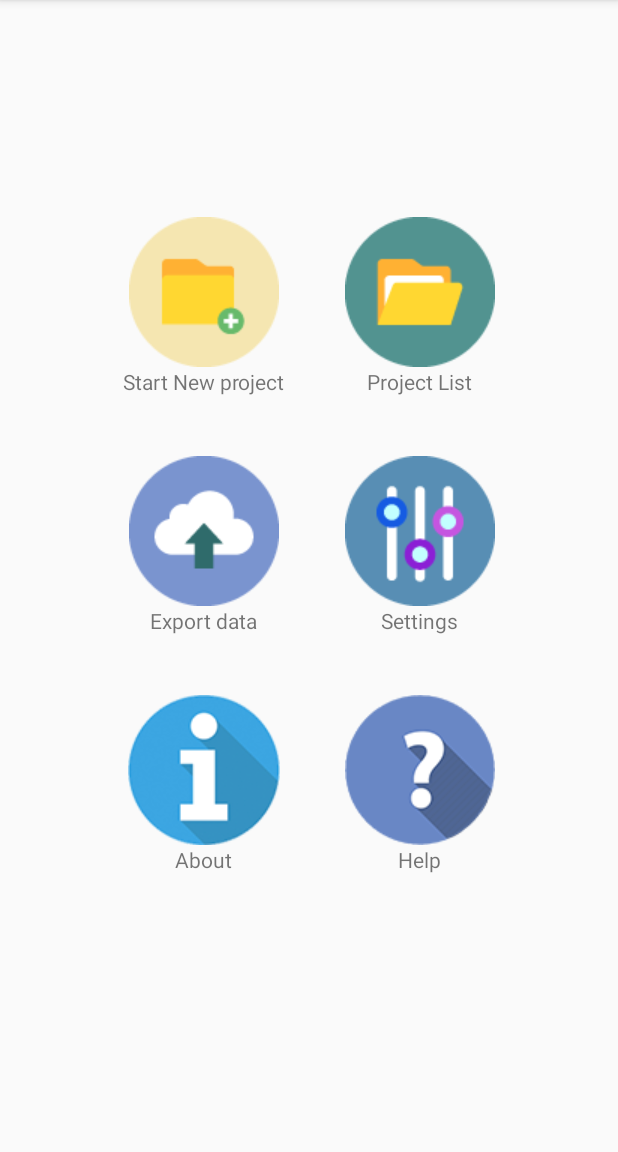
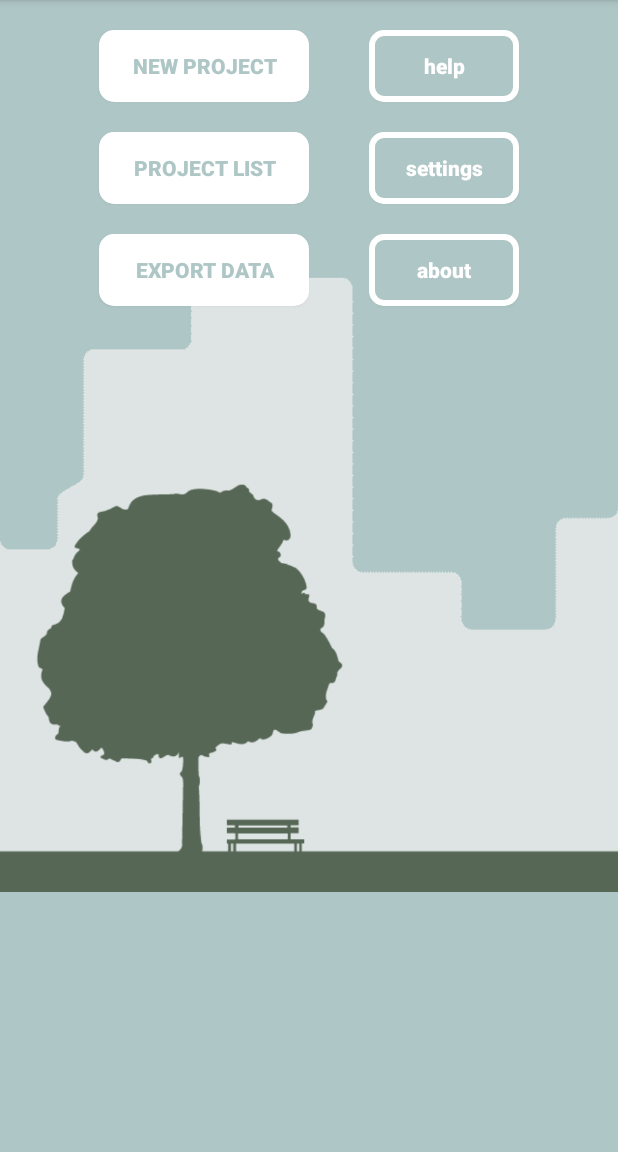
Before and after one commit to davidcampelo/PublicOpenSpaceToolApp, an Android app: the MainActivity screen opened directly, with no data from a screen before it, on a phone screen of 412 x 824 dp, the part 84-1236 px from its top. Run offline under Robolectric (Android 15) with nearby library versions, the phone set to English and light mode, and no system bars.

Commit message:
Started new layout changes

```diff
--- a/app/src/main/AndroidManifest.xml
+++ b/app/src/main/AndroidManifest.xml
@@ -48,7 +48,7 @@
         <activity
             android:name=".MainActivity"
             android:label="@string/app_name"
-            android:screenOrientation="portrait" />
+            android:screenOrientation="portrait"/>
 
     </application>
 
--- a/app/src/main/java/org/davidcampelo/post/MainActivity.java
+++ b/app/src/main/java/org/davidcampelo/post/MainActivity.java
@@ -55,8 +55,12 @@ public class MainActivity extends AppCompatActivity {
         mDrawerLayout.setDrawerListener(mDrawerToggle);
         mDrawerToggle.syncState();
 
+        String[] menuList = getResources().getStringArray(R.array.menu_titles);
+        for (int i = menuList.length; --i>=0;) {
+            menuList[i] = menuList[i].toUpperCase();
+        }
         ArrayAdapter<String> adapter = new ArrayAdapter<String>(this,
-                android.R.layout.simple_list_item_1, android.R.id.text1, getResources().getStringArray(R.array.menu_titles));
+                R.layout.drawer_layout_simple_list, android.R.id.text1, menuList);
         mDrawerList.setAdapter(adapter);
         mDrawerList.setOnItemClickListener(new AdapterView.OnItemClickListener() {
             @Override
--- a/app/src/main/java/org/davidcampelo/post/MosaicFragment.java
+++ b/app/src/main/java/org/davidcampelo/post/MosaicFragment.java
@@ -5,17 +5,17 @@ import android.support.v4.app.Fragment;
 import android.view.LayoutInflater;
 import android.view.View;
 import android.view.ViewGroup;
-import android.widget.ImageButton;
+import android.widget.Button;
 
 
 public class MosaicFragment extends Fragment {
 
-    ImageButton imageButtonNewProject,
-                imageButtonOpenProject,
-                imageButtonExportData,
-                imageButtonSettings,
-                imageButtonAbout,
-                imageButtonHelp;
+    Button  buttonNewProject,
+            buttonOpenProject,
+            buttonExportData,
+            buttonSettings,
+            buttonAbout,
+            buttonHelp;
 
     public MosaicFragment() {
         //
@@ -29,14 +29,14 @@ public class MosaicFragment extends Fragment {
 
         // Inflate the layout for this fragment
         final View fragmentLayout = inflater.inflate(R.layout.fragment_mosaic, container, false);
-        imageButtonNewProject = (ImageButton) fragmentLayout.findViewById(R.id.imageButtonNewProject);
-        imageButtonOpenProject = (ImageButton) fragmentLayout.findViewById(R.id.imageButtonOpenProject);
-        imageButtonSettings = (ImageButton) fragmentLayout.findViewById(R.id.imageButtonSettings);
-        imageButtonExportData = (ImageButton) fragmentLayout.findViewById(R.id.imageButtonExportData);
-        imageButtonAbout = (ImageButton) fragmentLayout.findViewById(R.id.imageButtonAbout);
-        imageButtonHelp = (ImageButton) fragmentLayout.findViewById(R.id.imageButtonHelp);
+        buttonNewProject = (Button) fragmentLayout.findViewById(R.id.buttonNewProject);
+        buttonOpenProject = (Button) fragmentLayout.findViewById(R.id.buttonOpenProject);
+        buttonSettings = (Button) fragmentLayout.findViewById(R.id.buttonSettings);
+        buttonExportData = (Button) fragmentLayout.findViewById(R.id.buttonExportData);
+        buttonAbout = (Button) fragmentLayout.findViewById(R.id.buttonAbout);
+        buttonHelp = (Button) fragmentLayout.findViewById(R.id.buttonHelp);
 
-        imageButtonNewProject.setOnClickListener(new View.OnClickListener() {
+        buttonNewProject.setOnClickListener(new View.OnClickListener() {
             @Override
             public void onClick(View view) {
                 getFragmentManager()
@@ -47,7 +47,7 @@ public class MosaicFragment extends Fragment {
             }
         });
 
-        imageButtonOpenProject.setOnClickListener(new View.OnClickListener() {
+        buttonOpenProject.setOnClickListener(new View.OnClickListener() {
             @Override
             public void onClick(View view) {
                 getFragmentManager()
@@ -58,7 +58,7 @@ public class MosaicFragment extends Fragment {
             }
         });
 
-            imageButtonExportData.setOnClickListener(new View.OnClickListener() {
+            buttonExportData.setOnClickListener(new View.OnClickListener() {
                 @Override
                 public void onClick(View view) {
                 getFragmentManager()
@@ -69,7 +69,7 @@ public class MosaicFragment extends Fragment {
             }
         });
 
-        imageButtonAbout.setOnClickListener(new View.OnClickListener() {
+        buttonAbout.setOnClickListener(new View.OnClickListener() {
             @Override
             public void onClick(View view) {
                 getFragmentManager()
@@ -80,7 +80,7 @@ public class MosaicFragment extends Fragment {
             }
         });
 
-        imageButtonSettings.setOnClickListener(new View.OnClickListener() {
+        buttonSettings.setOnClickListener(new View.OnClickListener() {
             @Override
             public void onClick(View view) {
                 getFragmentManager()
@@ -90,7 +90,7 @@ public class MosaicFragment extends Fragment {
                         .commit();
             }
         });
-        imageButtonHelp.setOnClickListener(new View.OnClickListener() {
+        buttonHelp.setOnClickListener(new View.OnClickListener() {
             @Override
             public void onClick(View view) {
                 getFragmentManager()
--- /dev/null
+++ b/app/src/main/res/drawable/background_mosaic.xml
@@ -0,0 +1,9 @@
+<?xml version="1.0" encoding="utf-8"?>
+<bitmap
+    xmlns:android="http://schemas.android.com/apk/res/android"
+    android:src="@drawable/background_main_photo"
+    android:adjustViewBounds="true"
+    android:scaleType="fitEnd"
+    android:layout_alignParentEnd="false"
+    android:layout_alignParentBottom="true"
+    android:gravity="center|bottom" />
--- /dev/null
+++ b/app/src/main/res/drawable/rounded_button_border.xml
@@ -0,0 +1,17 @@
+<?xml version="1.0" encoding="utf-8"?>
+<selector xmlns:android="http://schemas.android.com/apk/res/android">
+    <item>
+        <shape>
+            <stroke
+                android:color="@android:color/white"
+                android:width="4dp" />
+            <solid
+                android:color="@color/colorPrimary" />
+            <corners
+                android:bottomLeftRadius="8dp"
+                android:bottomRightRadius="8dp"
+                android:topLeftRadius="8dp"
+                android:topRightRadius="8dp" />
+        </shape>
+    </item>
+</selector>
--- /dev/null
+++ b/app/src/main/res/drawable/rounded_button_filled.xml
@@ -0,0 +1,17 @@
+<?xml version="1.0" encoding="utf-8"?>
+<selector xmlns:android="http://schemas.android.com/apk/res/android">
+    <item>
+        <shape>
+            <stroke
+                android:color="@android:color/white"
+                android:width="4dp" />
+            <solid
+                android:color="@android:color/white" />
+            <corners
+                android:bottomLeftRadius="8dp"
+                android:bottomRightRadius="8dp"
+                android:topLeftRadius="8dp"
+                android:topRightRadius="8dp" />
+        </shape>
+    </item>
+</selector>
--- a/app/src/main/res/layout/activity_main.xml
+++ b/app/src/main/res/layout/activity_main.xml
@@ -15,13 +15,8 @@
             android:id="@+id/mainContainer"
             android:layout_width="match_parent"
             android:layout_height="match_parent"
-            android:gravity="center"
-            android:foregroundGravity="center"
-            android:layout_gravity="center"
-            android:paddingBottom="@dimen/activity_vertical_margin"
-            android:paddingLeft="@dimen/activity_horizontal_margin"
-            android:paddingRight="@dimen/activity_horizontal_margin"
-            android:paddingTop="@dimen/activity_vertical_margin">
+            android:padding="0dp"
+            android:layout_margin="0dp">
             </RelativeLayout>
     </FrameLayout>
 
--- /dev/null
+++ b/app/src/main/res/layout/drawer_layout_simple_list.xml
@@ -0,0 +1,12 @@
+<?xml version="1.0" encoding="utf-8"?>
+<TextView xmlns:android="http://schemas.android.com/apk/res/android"
+    android:id="@android:id/text1"
+    android:layout_width="match_parent"
+    android:layout_height="wrap_content"
+    android:textStyle="bold"
+    android:textColor="@color/colorPrimary"
+    android:textAppearance="?android:attr/textAppearanceListItemSmall"
+    android:gravity="center_vertical"
+    android:paddingStart="?android:attr/listPreferredItemPaddingStart"
+    android:paddingEnd="?android:attr/listPreferredItemPaddingEnd"
+    android:minHeight="?android:attr/listPreferredItemHeightSmall" />
--- a/app/src/main/res/layout/fragment_mosaic.xml
+++ b/app/src/main/res/layout/fragment_mosaic.xml
@@ -1,60 +1,63 @@
 <RelativeLayout xmlns:android="http://schemas.android.com/apk/res/android"
     xmlns:tools="http://schemas.android.com/tools"
-    android:layout_width="wrap_content"
-    android:layout_height="wrap_content"
-    android:layout_marginBottom="@dimen/mosaic_icon_default_padding"
-    android:gravity="center"
-    android:foregroundGravity="center"
-    android:layout_gravity="center">
-    <ScrollView
+    android:layout_width="match_parent"
+    android:layout_height="match_parent"
+    android:layout_margin="0dp"
+    android:id="@+id/lala"
+    android:padding="0dp"
+    android:layout_gravity="center"
+    android:gravity="center|bottom"
+    android:background="@color/colorPrimary">
+
+    <ImageView
+        android:gravity="center|bottom"
         android:layout_width="wrap_content"
-        android:layout_height="wrap_content">
+        android:layout_height="wrap_content"
+        android:layout_margin="0dp"
+        android:padding="0dp"
+        android:src="@drawable/background_mosaic"
+        android:layout_alignParentEnd="true"
+        android:layout_alignParentBottom="true"
+        android:baselineAlignBottom="true"
+        android:layout_alignParentTop="true" />
+
+    <RelativeLayout
+        android:layout_width="match_parent"
+        android:layout_height="match_parent"
+        android:gravity="center|top"
+        android:layout_alignParentTop="true">
 
         <TableLayout
             android:layout_width="wrap_content"
             android:layout_height="wrap_content"
-            android:layout_marginBottom="@dimen/mosaic_icon_default_padding"
-            android:paddingBottom="@dimen/activity_vertical_margin"
-            android:paddingLeft="@dimen/activity_horizontal_margin"
-            android:paddingRight="@dimen/activity_horizontal_margin"
-            android:paddingTop="@dimen/activity_vertical_margin"
-            tools:context=".MainActivity">
+            android:layout_marginTop="@dimen/mosaic_icon_default_padding"
+            >
 
             <TableRow>
+                <Button
+                    android:id="@+id/buttonNewProject"
 
-                <ImageButton android:id="@+id/imageButtonNewProject"
-                    android:layout_gravity="center"
-                    android:paddingLeft="@dimen/mosaic_icon_default_padding"
-                    android:paddingRight="@dimen/mosaic_icon_default_padding"
-                    android:paddingTop="@dimen/mosaic_icon_default_padding"
-                    android:src="@drawable/icon_project_new2"
-                    android:background="@null"
-                    android:layout_column="0" />
-
-                <ImageButton
-                    android:src="@drawable/icon_project_open2"
-                    android:paddingLeft="@dimen/mosaic_icon_default_padding"
-                    android:paddingRight="@dimen/mosaic_icon_default_padding"
-                    android:paddingTop="@dimen/mosaic_icon_default_padding"
-                    android:layout_gravity="center"
-                    android:id="@+id/imageButtonOpenProject"
-                    android:background="@null"
-                    android:layout_column="1"/>
-            </TableRow>
-            <TableRow>
-                <TextView
+                    android:background="@drawable/rounded_button_filled"
+                    android:textStyle="bold"
+                    android:textAllCaps="false"
+                    android:minWidth="@dimen/mosaic_rounded_button_filled_width"
+                    android:maxWidth="@dimen/mosaic_rounded_button_filled_width"
+                    android:textColor="@color/colorPrimary"
                     android:text="@string/mosaic_new_project"
                     android:layout_gravity="center"
-                    android:paddingBottom="@dimen/mosaic_icon_default_padding"
-                    android:paddingLeft="@dimen/mosaic_icon_default_padding"
-                    android:paddingRight="@dimen/mosaic_icon_default_padding"
+                    android:layout_margin="@dimen/mosaic_icon_default_padding"
                     android:layout_column="0"/>
-                <TextView
-                    android:text="@string/mosaic_open_project"
+                <Button
+                    android:id="@+id/buttonHelp"
+                    android:textStyle="bold"
+                    android:textAllCaps="false"
+                    android:background="@drawable/rounded_button_border"
+                    android:minWidth="@dimen/mosaic_rounded_button_border_width"
+                    android:maxWidth="@dimen/mosaic_rounded_button_border_width"
+                    android:text="@string/mosaic_help"
                     android:layout_gravity="center"
-                    android:paddingBottom="@dimen/mosaic_icon_default_padding"
-                    android:paddingLeft="@dimen/mosaic_icon_default_padding"
-                    android:paddingRight="@dimen/mosaic_icon_default_padding"
+                    android:textColor="@android:color/white"
+                    android:layout_margin="@dimen/mosaic_icon_default_padding"
                     android:layout_column="1"/>
             </TableRow>
 
@@ -66,39 +69,27 @@
 
             <TableRow>
 
-                <ImageButton android:id="@+id/imageButtonExportData"
-                    android:paddingLeft="@dimen/mosaic_icon_default_padding"
-                    android:paddingRight="@dimen/mosaic_icon_default_padding"
-                    android:paddingTop="@dimen/mosaic_icon_default_padding"
+                <Button
+                    android:id="@+id/buttonOpenProject"
+                    android:textStyle="bold"
+                    android:background="@drawable/rounded_button_filled"
+                    android:textAllCaps="false"
+                    android:minWidth="@dimen/mosaic_rounded_button_filled_width"
+                    android:maxWidth="@dimen/mosaic_rounded_button_filled_width"
+                    android:textColor="@color/colorPrimary"
+                    android:layout_margin="@dimen/mosaic_icon_default_padding"
+                    android:text="@string/mosaic_open_project"
                     android:layout_gravity="center"
-                    android:src="@drawable/icon_export_data2"
-                    android:background="@null"
-                    android:layout_column="0" />
-
-                <ImageButton
-                    android:paddingLeft="@dimen/mosaic_icon_default_padding"
-                    android:paddingRight="@dimen/mosaic_icon_default_padding"
-                    android:paddingTop="@dimen/mosaic_icon_default_padding"
-                    android:id="@+id/imageButtonSettings"
-                    android:layout_gravity="center"
-                    android:src="@drawable/icon_settings2"
-                    android:background="@null"
-                    android:layout_column="1" />
-            </TableRow>
-            <TableRow>
-
-                <TextView
-                    android:paddingLeft="@dimen/mosaic_icon_default_padding"
-                    android:paddingRight="@dimen/mosaic_icon_default_padding"
-                    android:paddingBottom="@dimen/mosaic_icon_default_padding"
-                    android:text="@string/mosaic_export_data"
-                    android:layout_gravity="center"
-
                     android:layout_column="0"/>
-                <TextView
-                    android:paddingLeft="@dimen/mosaic_icon_default_padding"
-                    android:paddingRight="@dimen/mosaic_icon_default_padding"
-                    android:paddingBottom="@dimen/mosaic_icon_default_padding"
+                <Button
+                    android:id="@+id/buttonSettings"
+                    android:textStyle="bold"
+                    android:textAllCaps="false"
+                    android:background="@drawable/rounded_button_border"
+                    android:textColor="@android:color/white"
+                    android:minWidth="@dimen/mosaic_rounded_button_border_width"
+                    android:maxWidth="@dimen/mosaic_rounded_button_border_width"
+                    android:layout_margin="@dimen/mosaic_icon_default_padding"
                     android:text="@string/mosaic_settings"
                     android:layout_gravity="center"
                     android:layout_column="1"/>
@@ -111,44 +102,33 @@
 
             <TableRow>
 
-                <ImageButton android:id="@+id/imageButtonAbout"
-                    android:paddingLeft="@dimen/mosaic_icon_default_padding"
-                    android:paddingRight="@dimen/mosaic_icon_default_padding"
-                    android:paddingTop="@dimen/mosaic_icon_default_padding"
+                <Button
+                    android:id="@+id/buttonExportData"
+                    android:background="@drawable/rounded_button_filled"
+                    android:textStyle="bold"
+                    android:textAllCaps="false"
+                    android:minWidth="@dimen/mosaic_rounded_button_filled_width"
+                    android:maxWidth="@dimen/mosaic_rounded_button_filled_width"
+                    android:textColor="@color/colorPrimary"
+                    android:layout_margin="@dimen/mosaic_icon_default_padding"
+                    android:text="@string/mosaic_export_data"
                     android:layout_gravity="center"
-                    android:src="@drawable/icon_about"
-                    android:background="@null"
-                    android:layout_column="0" />
-
-                <ImageButton
-                    android:paddingLeft="@dimen/mosaic_icon_default_padding"
-                    android:paddingRight="@dimen/mosaic_icon_default_padding"
-                    android:paddingTop="@dimen/mosaic_icon_default_padding"
-                    android:id="@+id/imageButtonHelp"
-                    android:layout_gravity="center"
-                    android:src="@drawable/icon_help"
-                    android:background="@null"
-                    android:layout_column="1" />
-            </TableRow>
-            <TableRow>
-
-                <TextView
-                    android:paddingLeft="@dimen/mosaic_icon_default_padding"
-                    android:paddingRight="@dimen/mosaic_icon_default_padding"
-                    android:paddingBottom="@dimen/mosaic_icon_default_padding"
+                    android:layout_column="0"/>
+                <Button
+                    android:id="@+id/buttonAbout"
+                    android:textStyle="bold"
+                    android:minWidth="@dimen/mosaic_rounded_button_border_width"
+                    android:maxWidth="@dimen/mosaic_rounded_button_border_width"
+                    android:textAllCaps="false"
+                    android:background="@drawable/rounded_button_border"
+                    android:textColor="@android:color/white"
+                    android:layout_margin="@dimen/mosaic_icon_default_padding"
                     android:text="@string/mosaic_about"
-                    android:layout_gravity="center"
-
-                    android:layout_column="0"/>
-                <TextView
-                    android:paddingLeft="@dimen/mosaic_icon_default_padding"
-                    android:paddingRight="@dimen/mosaic_icon_default_padding"
-                    android:paddingBottom="@dimen/mosaic_icon_default_padding"
-                    android:text="@string/mosaic_help"
                     android:layout_gravity="center"
                     android:layout_column="1"/>
             </TableRow>
 
         </TableLayout>
-    </ScrollView>
+    </RelativeLayout>
+
 </RelativeLayout>
--- a/app/src/main/res/layout/fragment_settings.xml
+++ b/app/src/main/res/layout/fragment_settings.xml
@@ -16,13 +16,6 @@
         android:id="@+id/settingsResetDataButton"
         android:text="@string/fragment_settings_reset_data"
         android:textAllCaps="false"/>
-
-    <Button
-        android:layout_width="fill_parent"
-        android:layout_height="wrap_content"
-        android:id="@+id/settingsDefaultPortoDataButton"
-        android:text="@string/fragment_settings_default_data"
-        android:visibility="invisible"
-        android:textAllCaps="false"/>
+z
 
 </LinearLayout>
--- a/app/src/main/res/values/colors.xml
+++ b/app/src/main/res/values/colors.xml
@@ -1,9 +1,9 @@
 <?xml version="1.0" encoding="utf-8"?>
 <resources>
-    <color name="colorPrimary">#218848</color>
-    <color name="colorPrimaryLight">#6ecf4e</color>
-    <color name="colorPrimaryDark">#125e2f</color>
-    <color name="colorAccent">#6ecf4e</color>
+    <color name="colorPrimary">#aec6c5</color>
+    <color name="colorPrimaryLight">#dee4e3</color>
+    <color name="colorPrimaryDark">#566756</color>
+    <color name="colorAccent">#dee4e3</color>
     <color name="actionBarText">#FFFFFF</color>
 
 </resources>
--- a/app/src/main/res/values/dimens.xml
+++ b/app/src/main/res/values/dimens.xml
@@ -1,7 +1,7 @@
 <resources>
     <!-- Default screen margins, per the Android Design guidelines. -->
     <dimen name="activity_horizontal_margin">2dp</dimen>
-    <dimen name="mosaic_icon_default_padding">20dp</dimen>
+    <dimen name="mosaic_icon_default_padding">10dp</dimen>
     <dimen name="activity_vertical_margin">2dp</dimen>
     <dimen name="lists_vertical_padding">2dp</dimen>
     <dimen name="question_hint_padding">8dp</dimen>
@@ -9,4 +9,7 @@
     <dimen name="text_margin">2dp</dimen>
 
     <dimen name="navdrawer_width">260dp</dimen>
+
+    <dimen name="mosaic_rounded_button_filled_width">140dp</dimen>
+    <dimen name="mosaic_rounded_button_border_width">100dp</dimen>
 </resources>
--- a/app/src/main/res/values/strings.xml
+++ b/app/src/main/res/values/strings.xml
@@ -16,12 +16,12 @@
     <string name="title_public_open_space_edit">Edit Public Open Space</string>
 
     // drawer menu
-    <string name="mosaic_new_project">Start New project</string>
-    <string name="mosaic_open_project">Project List</string>
-    <string name="mosaic_export_data">Export data</string>
-    <string name="mosaic_settings">Settings</string>
-    <string name="mosaic_about">About</string>
-    <string name="mosaic_help">Help</string>
+    <string name="mosaic_new_project">NEW PROJECT</string>
+    <string name="mosaic_open_project">PROJECT LIST</string>
+    <string name="mosaic_export_data">EXPORT DATA</string>
+    <string name="mosaic_settings">settings</string>
+    <string name="mosaic_about">about</string>
+    <string name="mosaic_help">help</string>
     <string-array name="menu_titles">
         <item>@string/mosaic_new_project</item>
         <item>@string/mosaic_open_project</item>
```
Also changed, not shown: app/src/main/res/drawable/background_main_photo.png (added).
